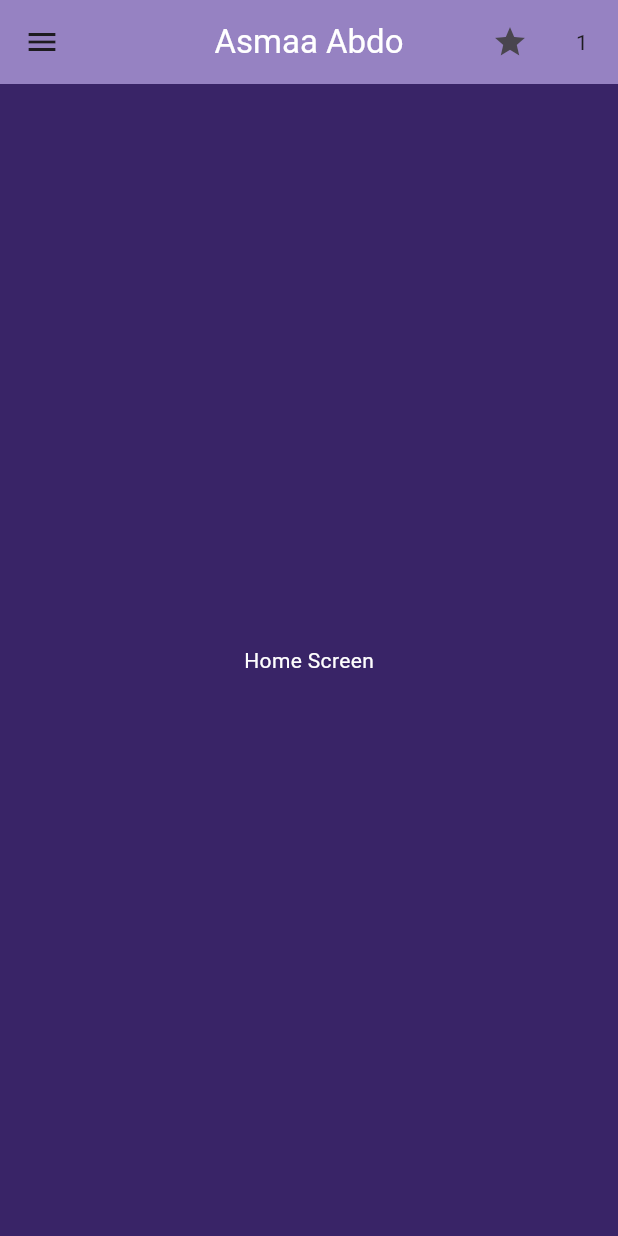
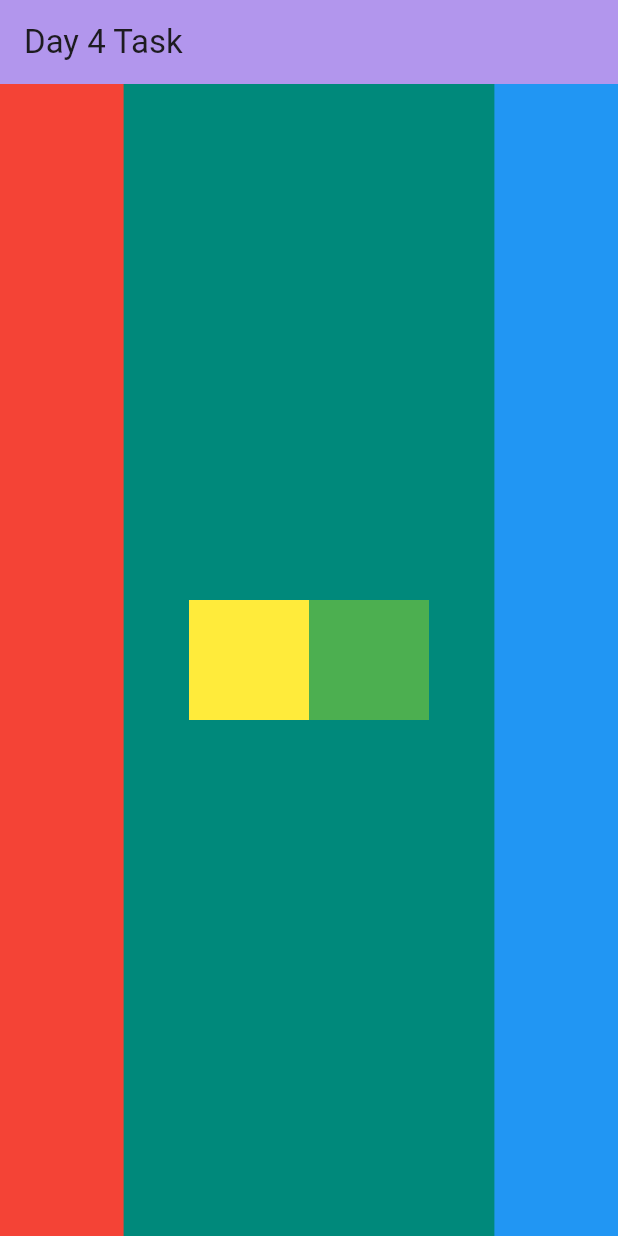
Before and after one commit to Asmaa-Abdo22/FlutterApp, a Flutter app: the screen it shows after launch, on a phone screen of 412 x 824 dp. Run offline on Flutter 3.47's test engine with Material 3 defaults, Android fonts, the phone set to English and light mode, and no system bars.

Commit message:
Updated layout using Flex instead of Positioned

```diff
--- /dev/null
+++ b/lib/new_screen.dart
@@ -0,0 +1,51 @@
+import 'package:flutter/material.dart';
+
+class NewScreen extends StatelessWidget {
+  @override
+  Widget build(BuildContext context) {
+    return Scaffold(
+      backgroundColor: Color(0xFF00897B),
+      appBar: AppBar(
+        title: Text("Day 4 Task"),
+        backgroundColor: Color.fromARGB(255, 178, 150, 237),
+      ),
+      body: Stack(
+        children: [
+          Positioned(
+            left: 0,
+            top: 0,
+            bottom: 0,
+            width: MediaQuery.of(context).size.width * 0.2,
+            child: Container(color: Colors.red),
+          ),
+          Positioned(
+            right: 0,
+            top: 0,
+            bottom: 0,
+            width: MediaQuery.of(context).size.width * 0.2,
+            child: Container(color: Colors.blue),
+          ),
+
+
+          Center(
+            child: Row(
+              mainAxisSize: MainAxisSize.min,
+              children: [
+                Container(
+                  width: 80,
+                  height: 80,
+                  color: Colors.yellow,
+                ),
+                Container(
+                  width: 80,
+                  height: 80,
+                  color: Colors.green,
+                ),
+              ],
+            ),
+          ),
+        ],
+      ),
+    );
+  }
+}
```
Also changed, not shown: lib/main.dart (+5 -112 lines).
